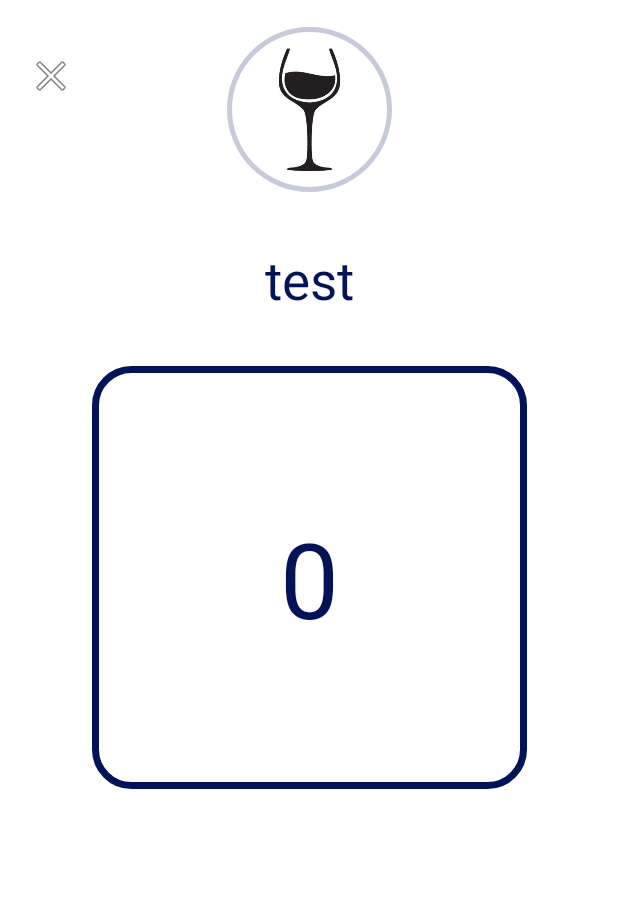
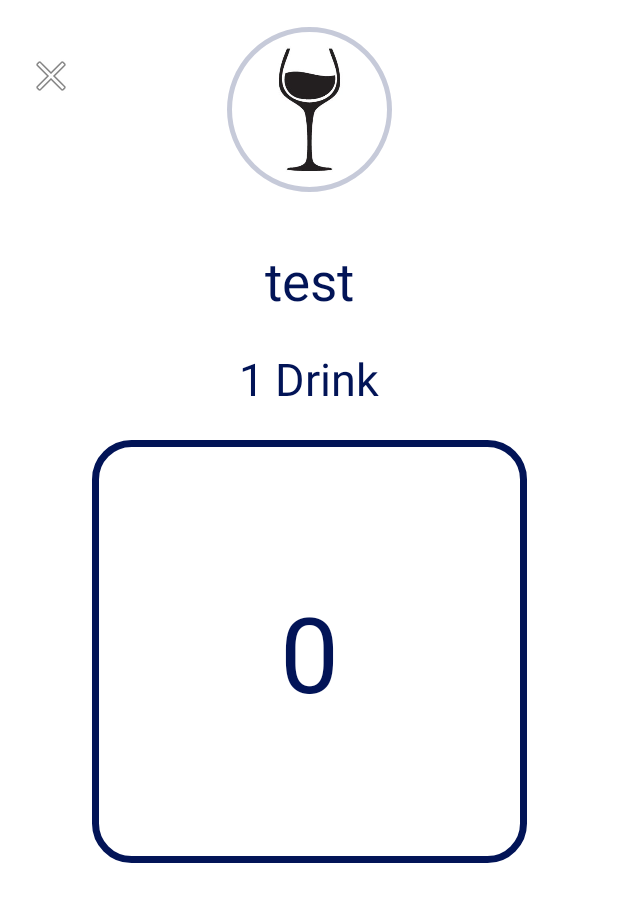
Before and after one commit to JakeyP99/High-To-Low, an Android app: the MainActivityGame screen opened directly, with no data from a screen before it, after a tap on an icon or button, on a phone screen of 412 x 824 dp. Shown: the top 902 px of the screen. Run offline under Robolectric (Android 15) with nearby library versions, the phone set to English and light mode, and no system bars; our stand-ins replace CircleImageView; Roboto replaces fonts that are not available here; 1 statement that could not run was skipped; 2 other taps on this screen came first.

Commit message:
Updated textView names to fit protocol, and created a numberCounter.
--The textView names did not follow any structure so I fixed that, and I have added a new concept of a number counter.

```diff
--- a/app/src/main/java/com/example/countingdowngame/mainActivity/MainActivityGame.java
+++ b/app/src/main/java/com/example/countingdowngame/mainActivity/MainActivityGame.java
@@ -40,18 +40,19 @@ import java.util.Set;
 import java.util.stream.Collectors;
 
 public class MainActivityGame extends SharedMainActivity {
-    private final boolean animationEnded = false;
     private final Map<Player, Set<WildCardProperties>> usedWildCard = new HashMap<>();
     private final Set<WildCardProperties> usedWildCards = new HashSet<>();
     private TextView numberText;
     private TextView nextPlayerText;
     private Button btnAnswer;
     private Button btnWild;
+    public static int currentNumber = 0;
     private Button btnGenerate;
     private Button btnBackWild;
     private Button btnAnswerRight;
     private Button btnAnswerWrong;
     private ImageView playerImage;
+    private TextView numberCounter;
     private boolean doubleBackToExitPressedOnce = false;
     private static final int BACK_PRESS_DELAY = 3000; // 3 seconds
     private Handler shuffleHandler;
@@ -94,7 +95,8 @@ public class MainActivityGame extends SharedMainActivity {
 
     private void initializeViews() {
         playerImage = findViewById(R.id.playerImage);
-        numberText = findViewById(R.id.numberText);
+        numberText = findViewById(R.id.textView_NumberText);
+        numberCounter = findViewById(R.id.textView_numberCounter);
         nextPlayerText = findViewById(R.id.textView_Number_Turn);
         btnWild = findViewById(R.id.btnWild);
         btnAnswer = findViewById(R.id.btnAnswer);
@@ -103,7 +105,7 @@ public class MainActivityGame extends SharedMainActivity {
         btnAnswerRight = findViewById(R.id.btnGotQuizRight);
         btnAnswerWrong = findViewById(R.id.btnGotQuizWrong);
         shuffleHandler = new Handler();
-        wildText = findViewById(R.id.wild_textview);
+        wildText = findViewById(R.id.textView_WildText);
     }
 
     private void startGame() {
@@ -142,21 +144,27 @@ public class MainActivityGame extends SharedMainActivity {
 
     private void setupButtons() {
 
-        ImageButton imageButtonExit = findViewById(R.id.imageBtnExit);
-        View wildText = findViewById(R.id.wild_textview);
+        ImageButton imageButtonExit = findViewById(R.id.btnExitGame);
+        View wildText = findViewById(R.id.textView_WildText);
 
         btnBackWild.setVisibility(View.INVISIBLE);
         btnAnswer.setVisibility(View.INVISIBLE);
         btnAnswerRight.setVisibility(View.INVISIBLE);
         btnAnswerWrong.setVisibility(View.INVISIBLE);
 
-        btnUtils.setButton(btnGenerate, this::startNumberShuffleAnimation);
+        btnUtils.setButton(btnGenerate, () -> {
+            startNumberShuffleAnimation();
+            numberCounter();
+            Log.d("btnGenerate", "Generate Clicked");
+        });
+
         btnUtils.setButton(btnAnswer, this::showAnswer);
 
         btnUtils.setButton(btnBackWild, this::wildCardContinue);
 
         btnUtils.setButton(btnWild, () -> {
             wildCardActivate(Game.getInstance().getCurrentPlayer());
+            numberCounter.setVisibility(View.INVISIBLE);
             wildText.setVisibility(View.VISIBLE);
             btnWild.setVisibility(View.INVISIBLE);
             btnGenerate.setVisibility(View.INVISIBLE);
@@ -243,6 +251,8 @@ public class MainActivityGame extends SharedMainActivity {
     private void wildCardContinue() {
         Game.getInstance().getCurrentPlayer().useSkip();
         btnGenerate.setVisibility(View.VISIBLE);
+        numberCounter.setVisibility(View.VISIBLE);
+
         numberText.setVisibility(View.VISIBLE);
         nextPlayerText.setVisibility(View.VISIBLE);
         wildText.setVisibility(View.INVISIBLE);
@@ -271,7 +281,7 @@ public class MainActivityGame extends SharedMainActivity {
         allProbabilities.addAll(Arrays.asList(truthProbabilities));
         allProbabilities.addAll(Arrays.asList(extraProbabilities));
 
-        final TextView wildActivityTextView = findViewById(R.id.wild_textview);
+        final TextView wildActivityTextView = findViewById(R.id.textView_WildText);
 
         boolean wildCardsEnabled = PreferenceManager.getDefaultSharedPreferences(getApplicationContext()).getBoolean("wild_cards_toggle", true);
 
@@ -452,7 +462,7 @@ public class MainActivityGame extends SharedMainActivity {
             }
         }
 
-    private void quizAnswerView(String string){
+    private void quizAnswerView(String string) {
         btnBackWild.setVisibility(View.VISIBLE);
         wildText.setVisibility(View.VISIBLE);
         btnWild.setVisibility(View.INVISIBLE);
@@ -462,8 +472,20 @@ public class MainActivityGame extends SharedMainActivity {
         wildText.setText(string);
     }
 
+    public void numberCounter() {
+        currentNumber++;
+        String text;
+        if (currentNumber == 1) {
+            text = "1 Drink";
+        } else {
+            text = currentNumber + " Drinks";
+        }
+        numberCounter.setText(text);
+    }
+
+
     private void showAnswer() {
-        TextView wildActivityTextView = findViewById(R.id.wild_textview);
+        TextView wildActivityTextView = findViewById(R.id.textView_WildText);
         btnAnswerRight.setVisibility(View.VISIBLE);
         btnAnswerWrong.setVisibility(View.VISIBLE);
 
--- a/app/src/main/res/layout/a5_game_start.xml
+++ b/app/src/main/res/layout/a5_game_start.xml
@@ -5,14 +5,17 @@
     android:layout_width="match_parent"
     android:layout_height="match_parent"
     android:background="@android:color/white"
-    tools:context=".mainActivity.MainActivityGame">
+    tools:context=".mainActivity.MainActivityGame"
+    tools:layout_editor_absoluteX="0dp"
+    tools:layout_editor_absoluteY="39dp">
 
 
     <TextView
-        android:id="@+id/numberText"
+        android:id="@+id/textView_NumberText"
         android:layout_width="wrap_content"
         android:layout_height="wrap_content"
         android:textColor="@color/bluedark"
+        android:text="test"
         android:textSize="70sp"
         app:layout_constraintBottom_toBottomOf="@+id/btnGenerate"
         app:layout_constraintEnd_toEndOf="parent"
@@ -34,20 +37,7 @@
         app:layout_constraintEnd_toEndOf="parent"
         app:layout_constraintStart_toStartOf="parent"
         app:layout_constraintTop_toTopOf="parent"
-        app:layout_constraintVertical_bias="0.85" />
-
-    <Button
-        android:id="@+id/btnGenerate"
-        android:layout_width="290dp"
-        android:layout_height="282dp"
-        android:background="@drawable/outlineforbutton"
-        android:textColor="@color/bluedark"
-        android:textSize="21sp"
-        app:layout_constraintBottom_toBottomOf="parent"
-        app:layout_constraintEnd_toEndOf="parent"
-        app:layout_constraintStart_toStartOf="parent"
-        app:layout_constraintTop_toTopOf="parent"
-        app:layout_constraintVertical_bias="0.45" />
+        app:layout_constraintVertical_bias="0.87" />
 
 
     <Button
@@ -63,7 +53,7 @@
         app:layout_constraintEnd_toEndOf="parent"
         app:layout_constraintStart_toStartOf="parent"
         app:layout_constraintTop_toTopOf="parent"
-        app:layout_constraintVertical_bias="0.85" />
+        app:layout_constraintVertical_bias="0.87" />
 
 
     <Button
@@ -77,10 +67,10 @@
         android:textSize="30sp"
         app:layout_constraintBottom_toBottomOf="parent"
         app:layout_constraintEnd_toEndOf="parent"
+        app:layout_constraintHorizontal_bias="0.101"
         app:layout_constraintStart_toStartOf="parent"
         app:layout_constraintTop_toTopOf="parent"
-        app:layout_constraintVertical_bias="0.85"
-        app:layout_constraintHorizontal_bias="0.1"/>
+        app:layout_constraintVertical_bias="0.87" />
 
     <Button
         android:id="@+id/btnGotQuizWrong"
@@ -93,10 +83,10 @@
         android:textSize="30sp"
         app:layout_constraintBottom_toBottomOf="parent"
         app:layout_constraintEnd_toEndOf="parent"
+        app:layout_constraintHorizontal_bias="0.898"
         app:layout_constraintStart_toStartOf="parent"
         app:layout_constraintTop_toTopOf="parent"
-        app:layout_constraintVertical_bias="0.85"
-        app:layout_constraintHorizontal_bias="0.9"/>
+        app:layout_constraintVertical_bias="0.87" />
 
 
     <Button
@@ -111,10 +101,10 @@
         android:visibility="visible"
         app:layout_constraintBottom_toBottomOf="parent"
         app:layout_constraintEnd_toEndOf="parent"
-        app:layout_constraintHorizontal_bias="0.498"
         app:layout_constraintStart_toStartOf="parent"
         app:layout_constraintTop_toTopOf="parent"
-        app:layout_constraintVertical_bias="0.673" />
+        app:layout_constraintVertical_bias="0.721" />
+
 
     <TextView
         android:id="@+id/textView_Number_Turn"
@@ -125,30 +115,58 @@
         android:textSize="35sp"
         app:layout_constraintBottom_toTopOf="@+id/btnGenerate"
         app:layout_constraintEnd_toEndOf="parent"
-        app:layout_constraintHorizontal_bias="0.501"
         app:layout_constraintStart_toStartOf="parent"
-        app:layout_constraintTop_toBottomOf="@+id/playerImage" />
+        app:layout_constraintTop_toBottomOf="@+id/playerImage"
+        app:layout_constraintVertical_bias="0.3" />
 
     <TextView
-        android:id="@+id/wild_textview"
+        android:id="@+id/textView_numberCounter"
+        android:layout_width="wrap_content"
+        android:layout_height="wrap_content"
+        android:text="0 Drinks"
+        android:textColor="@color/bluedark"
+        android:textSize="30sp"
+        app:layout_constraintBottom_toTopOf="@+id/btnGenerate"
+        app:layout_constraintEnd_toEndOf="parent"
+        app:layout_constraintStart_toStartOf="parent"
+        app:layout_constraintTop_toBottomOf="@+id/textView_Number_Turn"
+        app:layout_constraintVertical_bias="0.5" />
+
+    <TextView
+        android:id="@+id/textView_WildText"
         android:layout_width="match_parent"
         android:layout_height="300dp"
         android:layout_centerHorizontal="true"
+        android:layout_margin="20sp"
         android:gravity="center"
         android:text=""
         android:textAlignment="center"
         android:textAppearance="@style/TextAppearance.AppCompat.Display2"
         android:textColor="@color/bluedark"
         android:textSize="30sp"
-        android:layout_margin="20sp"
         app:layout_constraintBottom_toBottomOf="parent"
         app:layout_constraintEnd_toEndOf="parent"
+        app:layout_constraintHorizontal_bias="0.6"
         app:layout_constraintStart_toStartOf="parent"
         app:layout_constraintTop_toTopOf="parent"
-        app:layout_constraintVertical_bias="0.32" />
+        app:layout_constraintVertical_bias="0.39" />
+
+    <Button
+        android:id="@+id/btnGenerate"
+        android:layout_width="290dp"
+        android:layout_height="282dp"
+        android:background="@drawable/outlineforbutton"
+        android:textColor="@color/bluedark"
+        android:textSize="21sp"
+        app:layout_constraintBottom_toBottomOf="parent"
+        app:layout_constraintEnd_toEndOf="parent"
+        app:layout_constraintHorizontal_bias="0.504"
+        app:layout_constraintStart_toStartOf="parent"
+        app:layout_constraintTop_toTopOf="parent"
+        app:layout_constraintVertical_bias="0.541" />
 
     <ImageButton
-        android:id="@+id/imageBtnExit"
+        android:id="@+id/btnExitGame"
         android:layout_width="54dp"
         android:layout_height="54dp"
         android:background="@color/transparent"
--- a/build.gradle
+++ b/build.gradle
@@ -5,7 +5,7 @@ buildscript {
         mavenCentral()
     }
     dependencies {
-        classpath 'com.android.tools.build:gradle:8.1.0'
+        classpath 'com.android.tools.build:gradle:8.1.2'
 
         // NOTE: Do not place your application dependencies here; they belong
         // in the individual module build.gradle files
```
Also changed, not shown: app/src/main/java/com/example/countingdowngame/mainActivity/EndActivityGame.java (+10 -1 lines), app/src/main/java/com/example/countingdowngame/mainActivity/MainActivitySplitScreen.java (+6 -6 lines), app/src/main/res/layout/a5_game_start_splitscreen.xml (+4 -4 lines).
